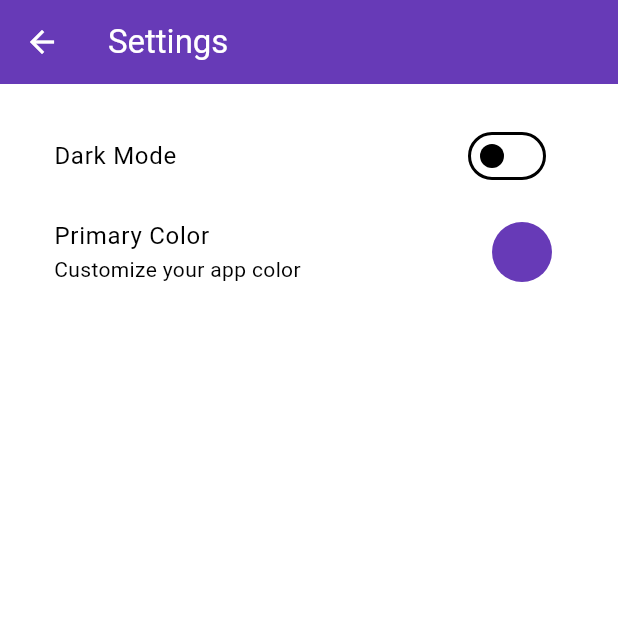
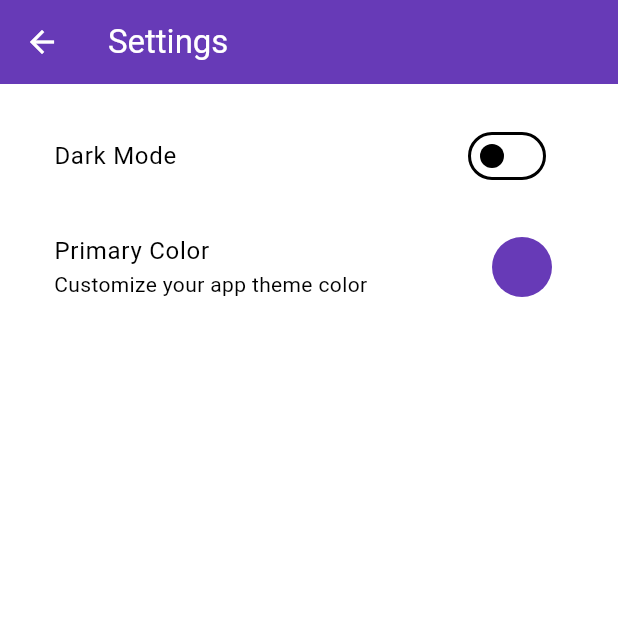
Before and after one commit to abhisek69/rdiary, a Flutter app: the screen it shows after launch, after a tap on the "settings" icon, on a phone screen of 412 x 824 dp, the top half of it. Run offline on Flutter 3.47's test engine with Material 3 defaults, Android fonts, the phone set to English and light mode, and no system bars; our stand-ins replace flutter_colorpicker, image_picker, shared_preferences, table_calendar; missing offline and left inert: flex_color_picker, flutter_painter.

```diff
--- a/lib/screens/home.dart
+++ b/lib/screens/home.dart
@@ -45,6 +45,13 @@ class _HomeScreenState extends State<HomeScreen> {
               });
             },
           ),
+          Padding(
+            padding: const EdgeInsets.symmetric(horizontal: 12.0),
+            child: Divider(
+              color: Colors.grey.withOpacity(0.4),
+              thickness: 1,
+            ),
+          ),
           const SizedBox(height: 10),
           Expanded(
             child: notes.isEmpty
@@ -83,6 +90,7 @@ class _HomeScreenState extends State<HomeScreen> {
         ],
       ),
       floatingActionButton: FloatingActionButton(
+        backgroundColor: Theme.of(context).colorScheme.primary,
         onPressed: () => Navigator.pushNamed(
           context,
           '/add',
--- a/lib/screens/settings.dart
+++ b/lib/screens/settings.dart
@@ -6,38 +6,68 @@ import '../theme/app_theme.dart';
 class SettingsScreen extends StatelessWidget {
   const SettingsScreen({super.key});
 
+  // Reverse-lookup the shade of a selected color from Material swatches
+  int? getMaterialShade(Color color) {
+    for (final swatch in Colors.primaries) {
+      if (swatch is MaterialColor) {
+        for (final shade in [50, 100, 200, 300, 400, 500, 600, 700, 800, 900]) {
+          final c = swatch[shade];
+          if (c?.value == color.value) {
+            return shade;
+          }
+        }
+      }
+    }
+    return null;
+  }
+
   @override
   Widget build(BuildContext context) {
     final themeProvider = Provider.of<ThemeProvider>(context);
     final isDark = themeProvider.themeMode == ThemeMode.dark;
 
     return Scaffold(
-      appBar: AppBar(
-        title: Text('Settings'),
-      ),
+      appBar: AppBar(title: const Text('Settings')),
       body: ListView(
-        padding: EdgeInsets.all(20),
+        padding: const EdgeInsets.all(20),
         children: [
           SwitchListTile(
-            title: Text('Dark Mode'),
+            title: const Text('Dark Mode'),
             value: isDark,
-            onChanged: (val) => themeProvider.toggleTheme(val),
+            onChanged: themeProvider.toggleTheme,
           ),
+          const SizedBox(height: 10),
           ListTile(
-            title: Text('Primary Color'),
-            subtitle: Text('Customize your app color'),
-            trailing: CircleAvatar(
-              backgroundColor: themeProvider.primaryColor,
-            ),
+            title: const Text('Primary Color'),
+            subtitle: const Text('Customize your app theme color'),
+            trailing: CircleAvatar(backgroundColor: themeProvider.primaryColor),
             onTap: () async {
               final Color newColor = await showColorPickerDialog(
                 context,
                 themeProvider.primaryColor,
-                title: Text('Pick a color'),
-                heading: Text('Select your diary theme color'),
-                showMaterialName: true,
+                title: const Text('Pick a primary color'),
+                heading: const Text('Select your diary primary color'),
+                showMaterialName: false,
+                showColorName: true,
+                showColorCode: false,
               );
-              themeProvider.updatePrimaryColor(newColor);
+
+              final shade = getMaterialShade(newColor);
+
+              if (shade != null && shade < 400) {
+                ScaffoldMessenger.of(context).showSnackBar(
+                  const SnackBar(
+                    content: Text(
+                      'Shades below 500 are not allowed as they may affect readability.',
+                      style: TextStyle(color: Colors.white),
+                    ),
+                    backgroundColor: Colors.red,
+                    duration: Duration(seconds: 4),
+                  ),
+                );
+              } else {
+                themeProvider.updatePrimaryColor(newColor);
+              }
             },
           ),
         ],
--- a/lib/theme/app_theme.dart
+++ b/lib/theme/app_theme.dart
@@ -4,13 +4,15 @@ import 'package:shared_preferences/shared_preferences.dart';
 class ThemeProvider extends ChangeNotifier {
   ThemeMode _themeMode = ThemeMode.system;
   Color _primaryColor = Colors.deepPurple;
-  Color accentColor = Colors.deepPurple;
+  Color _secondaryColor = Colors.amber;
+
   ThemeProvider() {
     _loadPreferences();
   }
 
   ThemeMode get themeMode => _themeMode;
   Color get primaryColor => _primaryColor;
+  Color get secondaryColor => _secondaryColor;
 
   ThemeData get lightTheme => ThemeData(
     brightness: Brightness.light,
@@ -20,7 +22,10 @@ class ThemeProvider extends ChangeNotifier {
       backgroundColor: _primaryColor,
       foregroundColor: Colors.white,
     ),
-    colorScheme: ColorScheme.light(primary: _primaryColor),
+    colorScheme: ColorScheme.light(
+      primary: _primaryColor,
+      secondary: _secondaryColor,
+    ),
   );
 
   ThemeData get darkTheme => ThemeData(
@@ -31,7 +36,10 @@ class ThemeProvider extends ChangeNotifier {
       backgroundColor: Colors.black,
       foregroundColor: _primaryColor,
     ),
-    colorScheme: ColorScheme.dark(primary: _primaryColor),
+    colorScheme: ColorScheme.dark(
+      primary: _primaryColor,
+      secondary: _secondaryColor,
+    ),
   );
 
   void toggleTheme(bool isDark) {
@@ -46,13 +54,21 @@ class ThemeProvider extends ChangeNotifier {
     notifyListeners();
   }
 
+  void updateSecondaryColor(Color color) {
+    _secondaryColor = color;
+    _savePreferences();
+    notifyListeners();
+  }
+
   Future<void> _loadPreferences() async {
     final prefs = await SharedPreferences.getInstance();
     final isDark = prefs.getBool('isDark') ?? false;
-    final colorValue = prefs.getInt('primaryColor') ?? Colors.deepPurple.value;
+    final primaryColorValue = prefs.getInt('primaryColor') ?? Colors.deepPurple.value;
+    final secondaryColorValue = prefs.getInt('secondaryColor') ?? Colors.amber.value;
 
     _themeMode = isDark ? ThemeMode.dark : ThemeMode.light;
-    _primaryColor = Color(colorValue);
+    _primaryColor = Color(primaryColorValue);
+    _secondaryColor = Color(secondaryColorValue);
     notifyListeners();
   }
 
@@ -60,5 +76,6 @@ class ThemeProvider extends ChangeNotifier {
     final prefs = await SharedPreferences.getInstance();
     await prefs.setBool('isDark', _themeMode == ThemeMode.dark);
     await prefs.setInt('primaryColor', _primaryColor.value);
+    await prefs.setInt('secondaryColor', _secondaryColor.value);
   }
 }
```
Also changed, not shown: lib/screens/drawing_screen.dart (+45 -12 lines).
